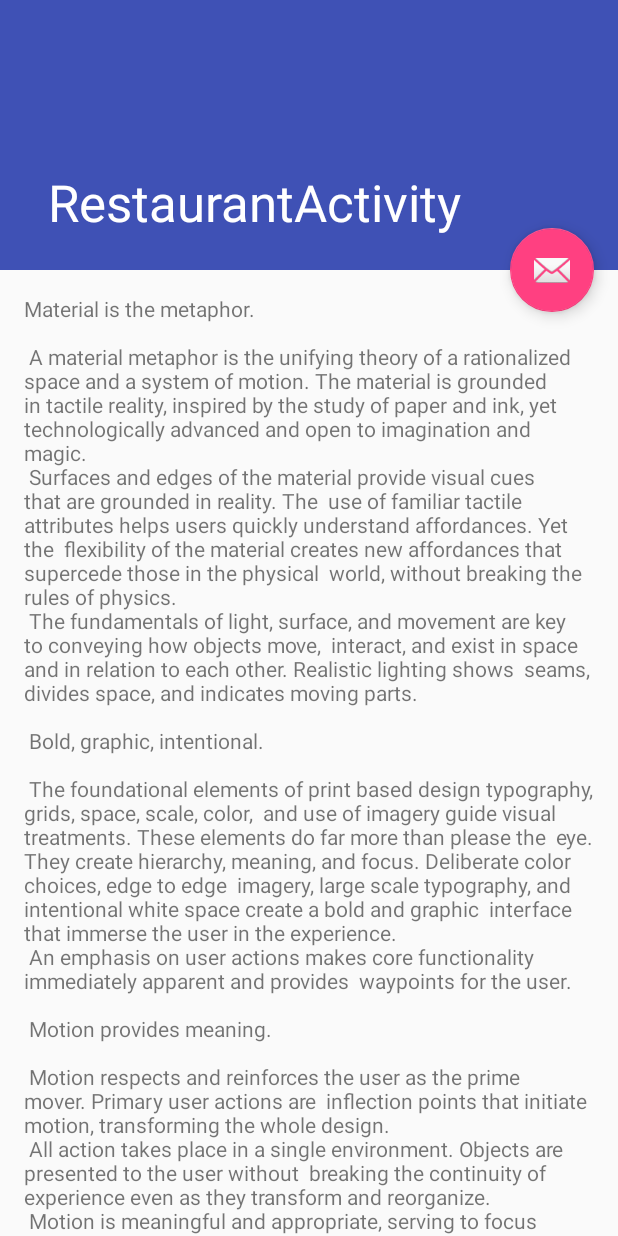
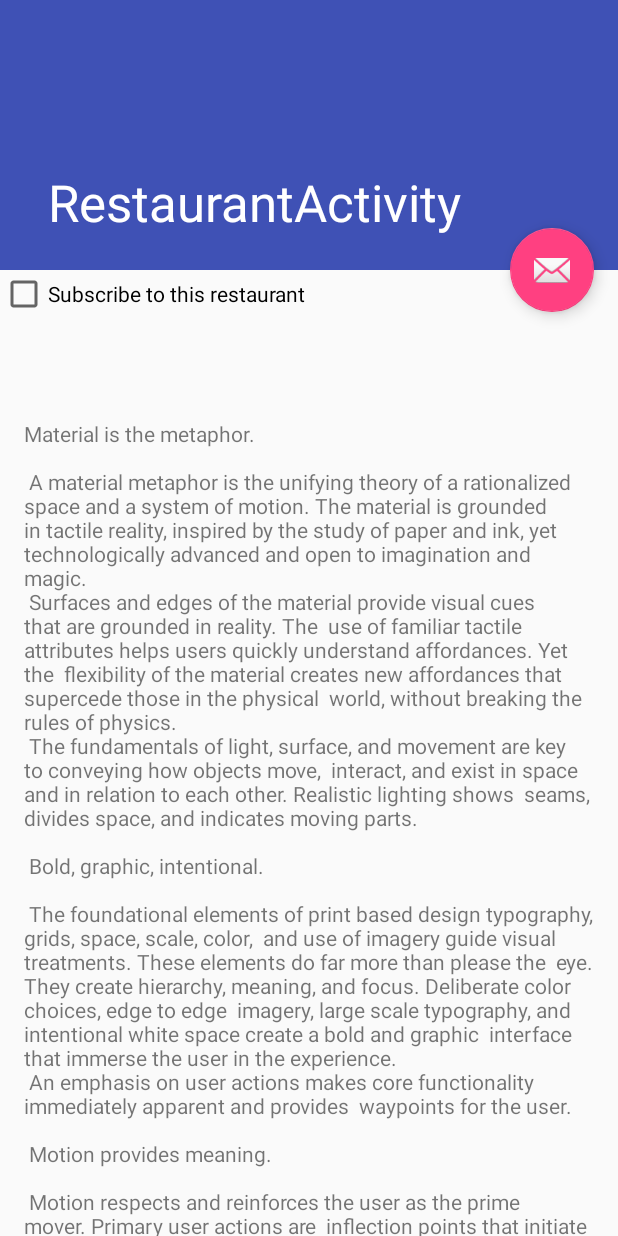
Before and after one commit to alexmiragall/Gourmet, an Android app: the RestaurantActivity screen opened directly, with no data from a screen before it, on a phone screen of 412 x 824 dp. Run offline under Robolectric (Android 15) with nearby library versions, the phone set to English and light mode, and no system bars; our stand-ins replace ButterKnife, Picasso; libraries missing offline, so code that uses them is left out: android.support.v7; pictures from the network do not load; 5 statements that could not run were skipped.

Commit message:
Restaurant Activity

```diff
--- a/app/src/main/java/com/tuenti/gourmet/startEvent/RestaurantActivity.java
+++ b/app/src/main/java/com/tuenti/gourmet/startEvent/RestaurantActivity.java
@@ -17,6 +17,9 @@ import android.text.TextUtils;
 import android.view.View;
 import android.view.Window;
 import android.view.WindowManager;
+import android.widget.CheckBox;
+import android.widget.CompoundButton;
+import android.widget.CompoundButton.OnCheckedChangeListener;
 import android.widget.ImageView;
 import android.widget.TextView;
 
@@ -28,6 +31,7 @@ import com.tuenti.gourmet.models.Event;
 import com.tuenti.gourmet.models.Restaurant;
 import com.tuenti.gourmet.models.User;
 import com.tuenti.gourmet.repositories.EventRepository;
+import com.tuenti.gourmet.repositories.SubscriptionRepository;
 
 public class RestaurantActivity extends AppCompatActivity {
 
@@ -38,6 +42,12 @@ public class RestaurantActivity extends AppCompatActivity {
 
 	@Bind(R.id.description)
 	TextView description;
+
+	@Bind(R.id.address)
+	TextView address;
+
+	@Bind(R.id.subscribe)
+	CheckBox subscribe;
 
 	@Bind(R.id.fab)
 	FloatingActionButton floatingActionButton;
@@ -62,6 +72,12 @@ public class RestaurantActivity extends AppCompatActivity {
 		restaurant = intent.getParcelableExtra(PARCELABLE_KEY);
 
 
+		fillData(restaurant);
+
+	}
+
+	private void fillData(final Restaurant restaurant) {
+
 		if (!TextUtils.isEmpty(restaurant.getPhoto())) {
 			setImage(restaurant.getPhoto());
 
@@ -79,7 +95,24 @@ public class RestaurantActivity extends AppCompatActivity {
 			}
 		});
 
+		description.setText(restaurant.getDescription());
+		address.setText(restaurant.getAddress());
 
+		SubscriptionRepository.getInstance().initialize(this); //TODO REMOVE
+		boolean subscribed = SubscriptionRepository.getInstance().isSubscribedTo(restaurant.getName());
+
+		subscribe.setChecked(subscribed);
+
+		subscribe.setOnCheckedChangeListener(new OnCheckedChangeListener() {
+			@Override
+			public void onCheckedChanged(CompoundButton buttonView, boolean isChecked) {
+				if (isChecked) {
+					SubscriptionRepository.getInstance().post(restaurant.getName());
+				} else {
+					SubscriptionRepository.getInstance().remove(restaurant.getName());
+				}
+			}
+		});
 	}
 
 	private void setImage(String photo) {
@@ -104,6 +137,10 @@ public class RestaurantActivity extends AppCompatActivity {
 					window.setStatusBarColor(darkMutedColor);
 				}
 
+				subscribe.setHighlightColor(vibrant);
+				subscribe.setDrawingCacheBackgroundColor(vibrant);
+				subscribe.setHintTextColor(vibrant);
+
 			}
 
 			@Override
--- a/app/src/main/res/layout/content_restaurant.xml
+++ b/app/src/main/res/layout/content_restaurant.xml
@@ -9,6 +9,23 @@
 		android:layout_height="match_parent"
 		tools:context="com.tuenti.gourmet.startEvent.RestaurantActivity">
 
+	<LinearLayout android:layout_width="match_parent"
+				  android:layout_height="match_parent"
+				  android:orientation="vertical">
+
+		<CheckBox
+				android:id="@+id/subscribe"
+				android:text="@string/subscribe"
+				android:layout_width="wrap_content"
+				android:layout_height="wrap_content"/>
+
+		<TextView
+				android:id="@+id/address"
+				android:layout_width="wrap_content"
+				android:layout_height="wrap_content"
+				android:layout_margin="@dimen/text_margin"
+				android:textStyle="bold"/>
+
 		<TextView
 				android:id="@+id/description"
 				android:layout_width="wrap_content"
@@ -16,4 +33,6 @@
 				android:layout_margin="@dimen/text_margin"
 				android:text="@string/large_text"/>
 
+	</LinearLayout>
+
 </android.support.v4.widget.NestedScrollView>
--- a/app/src/main/res/values/strings.xml
+++ b/app/src/main/res/values/strings.xml
@@ -96,4 +96,5 @@
 	</string>
 	<string name="view">View</string>
 	<string name="view_details">View details</string>
+	<string name="subscribe">Subscribe to this restaurant</string>
 </resources>
```
Also changed, not shown: app/src/main/java/com/tuenti/gourmet/repositories/SubscriptionRepository.java (+8 -0 lines). Lines whose indentation alone changed are shown as unchanged.
